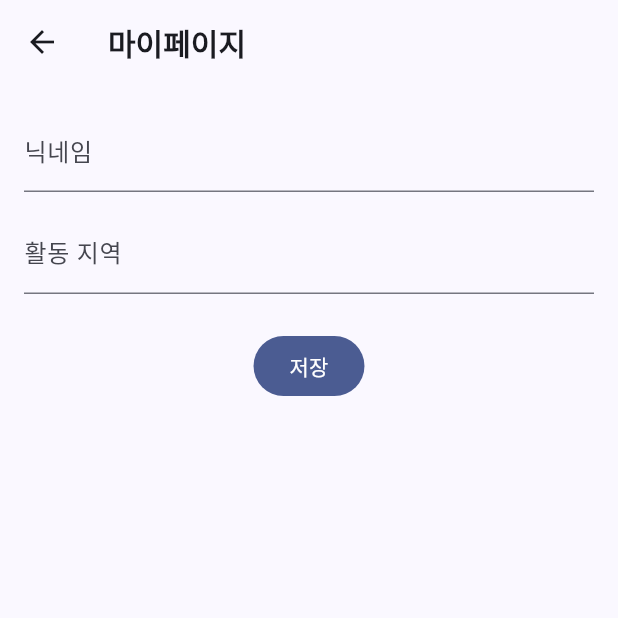
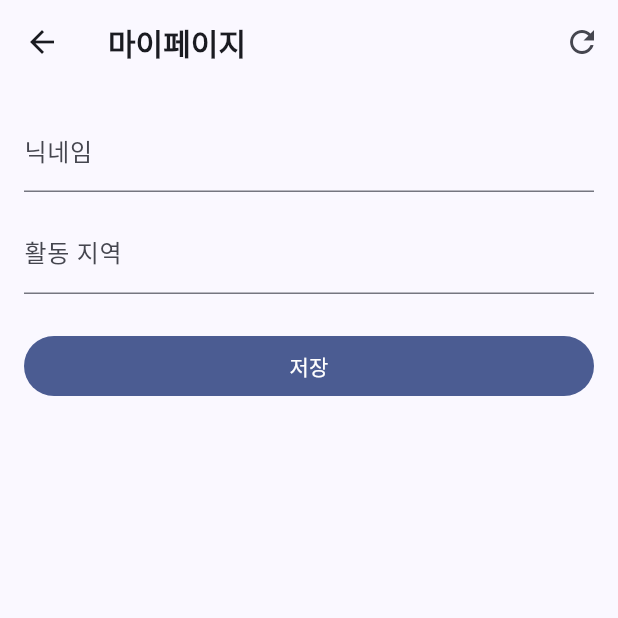
Before and after one commit to suhoco/CycleLink, a Flutter app: the screen it shows once a user with an empty profile is signed in, after a tap on the "person" icon, on a phone screen of 412 x 824 dp, the top half of it. Run offline on Flutter 3.47's test engine with Material 3 defaults, Android fonts, the phone set to English and light mode, and no system bars; our stand-ins replace cached_network_image, flutter_dotenv, supabase_flutter; accounts and stored records are empty; network calls fail.

Commit message:
feat(profile): view & edit profile (nickname/location) with loading/error states

```diff
--- a/lib/data/services/profile_service.dart
+++ b/lib/data/services/profile_service.dart
@@ -3,10 +3,10 @@ import 'package:supabase_flutter/supabase_flutter.dart';
 class ProfileService {
   final _sb = Supabase.instance.client;
 
+  String get uid => _sb.auth.currentUser!.id;
+
   Future<Map<String, dynamic>?> getMyProfile() async {
-    final uid = _sb.auth.currentUser!.id;
-    final res = await _sb.from('profiles').select().eq('id', uid).maybeSingle();
-    return res;
+    return await _sb.from('profiles').select().eq('id', uid).maybeSingle();
   }
 
   Future<void> updateMyProfile({
@@ -14,7 +14,6 @@ class ProfileService {
     String? location,
     String? avatarUrl,
   }) async {
-    final uid = _sb.auth.currentUser!.id;
     await _sb.from('profiles').update({
       if (nickname != null) 'nickname': nickname,
       if (location != null) 'location': location,
--- a/lib/widgets/screens/home_screen.dart
+++ b/lib/widgets/screens/home_screen.dart
@@ -1,6 +1,6 @@
 import 'package:flutter/material.dart';
 import 'package:supabase_flutter/supabase_flutter.dart';
-import 'profile_screen.dart'; // 아래 2번에서 만들 파일
+import 'profile_screen.dart';
 
 class HomeScreen extends StatelessWidget {
   const HomeScreen({super.key});
@@ -21,15 +21,16 @@ class HomeScreen extends StatelessWidget {
             icon: const Icon(Icons.person),
           ),
           IconButton(
+            tooltip: '로그아웃',
+            onPressed: () async {
+              await Supabase.instance.client.auth.signOut();
+              if (context.mounted) {
+                ScaffoldMessenger.of(context).showSnackBar(
+                  const SnackBar(content: Text('로그아웃 되었습니다')),
+                );
+              }
+            },
             icon: const Icon(Icons.logout),
-            onPressed: () async {
-              await Supabase.instance.client.auth.signOut(); // ← 이것만
-              if (!context.mounted) return;
-              ScaffoldMessenger.of(context).showSnackBar(
-                const SnackBar(content: Text('로그아웃 되었습니다')),
-              );
-              // Navigator.pop() 같은 추가 네비게이션은 하지 마세요.
-            },
           ),
         ],
       ),
--- a/lib/widgets/screens/profile_screen.dart
+++ b/lib/widgets/screens/profile_screen.dart
@@ -12,6 +12,8 @@ class _ProfileScreenState extends State<ProfileScreen> {
   final _nick = TextEditingController();
   final _loc = TextEditingController();
   bool _loading = true;
+  bool _saving = false;
+  String? _error;
 
   @override
   void initState() {
@@ -20,13 +22,21 @@ class _ProfileScreenState extends State<ProfileScreen> {
   }
 
   Future<void> _load() async {
+    setState(() { _loading = true; _error = null; });
+    try {
       final p = await _svc.getMyProfile();
       _nick.text = p?['nickname'] ?? '';
       _loc.text = p?['location'] ?? '';
-    setState(() => _loading = false);
+    } catch (e) {
+      _error = '프로필을 불러오지 못했습니다';
+    } finally {
+      if (mounted) setState(() => _loading = false);
+    }
   }
 
   Future<void> _save() async {
+    setState(() { _saving = true; _error = null; });
+    try {
       await _svc.updateMyProfile(
         nickname: _nick.text.trim(),
         location: _loc.text.trim(),
@@ -35,6 +45,14 @@ class _ProfileScreenState extends State<ProfileScreen> {
       ScaffoldMessenger.of(context).showSnackBar(
         const SnackBar(content: Text('저장되었습니다')),
       );
+    } catch (e) {
+      if (!mounted) return;
+      ScaffoldMessenger.of(context).showSnackBar(
+        const SnackBar(content: Text('저장 실패: 다시 시도해주세요')),
+      );
+    } finally {
+      if (mounted) setState(() => _saving = false);
+    }
   }
 
   @override
@@ -46,20 +64,51 @@ class _ProfileScreenState extends State<ProfileScreen> {
 
   @override
   Widget build(BuildContext context) {
-    if (_loading) return const Scaffold(body: Center(child: CircularProgressIndicator()));
+    if (_loading) {
+      return const Scaffold(body: Center(child: CircularProgressIndicator()));
+    }
+    if (_error != null) {
       return Scaffold(
         appBar: AppBar(title: const Text('마이페이지')),
-      body: Padding(
-        padding: const EdgeInsets.all(16),
-        child: Column(
-          children: [
-            TextField(controller: _nick, decoration: const InputDecoration(labelText: '닉네임')),
-            const SizedBox(height: 12),
-            TextField(controller: _loc, decoration: const InputDecoration(labelText: '활동 지역')),
-            const SizedBox(height: 24),
-            FilledButton(onPressed: _save, child: const Text('저장')),
+        body: Center(
+          child: Column(mainAxisSize: MainAxisSize.min, children: [
+            Text(_error!, style: const TextStyle(color: Colors.red)),
+            const SizedBox(height: 8),
+            FilledButton(onPressed: _load, child: const Text('다시 시도'))
+          ]),
+        ),
+      );
+    }
+
+    return Scaffold(
+      appBar: AppBar(
+        title: const Text('마이페이지'),
+        actions: [
+          IconButton(onPressed: _load, icon: const Icon(Icons.refresh)),
         ],
       ),
+      body: ListView(
+        padding: const EdgeInsets.all(16),
+        children: [
+          TextField(
+            controller: _nick,
+            decoration: const InputDecoration(labelText: '닉네임'),
+            textInputAction: TextInputAction.next,
+          ),
+          const SizedBox(height: 12),
+          TextField(
+            controller: _loc,
+            decoration: const InputDecoration(labelText: '활동 지역'),
+          ),
+          const SizedBox(height: 24),
+          FilledButton(
+            onPressed: _saving ? null : _save,
+            child: _saving
+                ? const SizedBox(
+                    width: 18, height: 18, child: CircularProgressIndicator(strokeWidth: 2))
+                : const Text('저장'),
+          ),
+        ],
       ),
     );
   }
```
Lines whose indentation alone changed are shown as unchanged.
